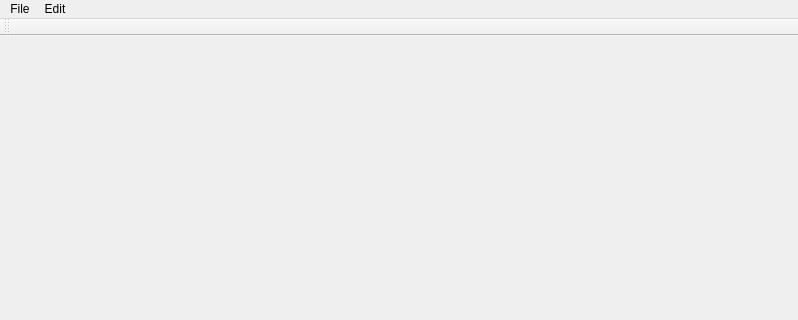
Qt form client/src/Client.ui (ManushB/photo2bldg) before a commit; both pictures show x 0 to 798 and y 0 to 320 of the 798 by 853 pixel window.
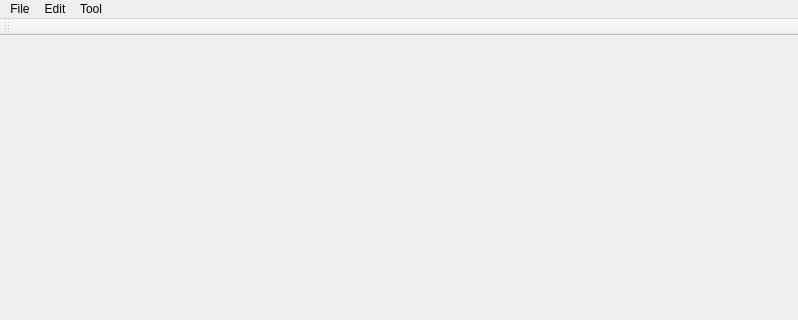
The same form after that commit.

Commit message: Changes to client and server for rendering 3D objectes

What changed in the file:
```diff
--- a/client/src/Client.ui
+++ b/client/src/Client.ui
@@ -40,10 +40,10 @@
                 <addaction name="separator"/>
                 <addaction name="actionExit"/>
             </widget>
-<!--            <widget class="QMenu" name="menuOption">-->
-<!--                <property name="title">-->
-<!--                    <string>Tool</string>-->
-<!--                </property>-->
+            <widget class="QMenu" name="menuOption">
+                <property name="title">
+                    <string>Tool</string>
+                </property>
 <!--                <widget class="QMenu" name="menuRendering">-->
 <!--                    <property name="title">-->
 <!--                        <string>Rendering</string>-->
@@ -52,16 +52,16 @@
 <!--                    <addaction name="actionHatchingRendering"/>-->
 <!--                    <addaction name="actionSSAORendering"/>-->
 <!--                </widget>-->
-<!--                <addaction name="actionBuildingReconstruction"/>-->
-<!--                <addaction name="separator"/>-->
-<!--                <addaction name="actionMassReconstruction"/>-->
+                <addaction name="actionBuildingReconstruction"/>
+                <addaction name="separator"/>
+                <addaction name="actionMassReconstruction"/>
 <!--                <addaction name="actionAutoTest"/>-->
-<!--                <addaction name="separator"/>-->
-<!--                <addaction name="actionFacadeReconstruction"/>-->
+                <addaction name="separator"/>
+                <addaction name="actionFacadeReconstruction"/>
 <!--                <addaction name="separator"/>-->
 <!--                <addaction name="actionOption"/>-->
 <!--                <addaction name="menuRendering"/>-->
-<!--            </widget>-->
+            </widget>
             <widget class="QMenu" name="menuEdit">
                 <property name="title">
                     <string>Edit</string>
@@ -70,7 +70,7 @@
             </widget>
             <addaction name="menuFile"/>
             <addaction name="menuEdit"/>
-<!--            <addaction name="menuOption"/>-->
+            <addaction name="menuOption"/>
         </widget>
         <widget class="QToolBar" name="mainToolBar">
             <attribute name="toolBarArea">
```
Left out of the diff: 26 changed lines with no effect on the pictures. The commit also changes 36 other files.
